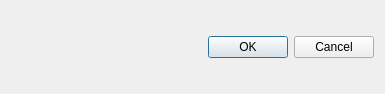
Above: hmi_tester/generalinputdialog.ui from pedromateo/openhmitester before the change. Below: the same form after it.
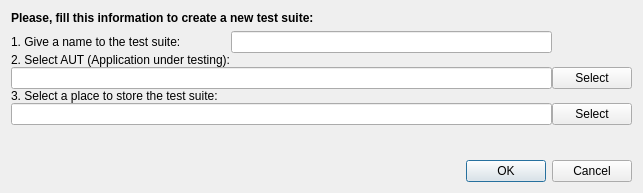
That is the form after the change.

What changed in the file:
```diff
--- a/hmi_tester/generalinputdialog.ui
+++ b/hmi_tester/generalinputdialog.ui
@@ -6,8 +6,8 @@
    <rect>
     <x>0</x>
     <y>0</y>
-    <width>385</width>
-    <height>94</height>
+    <width>643</width>
+    <height>193</height>
    </rect>
   </property>
   <property name="windowTitle">
@@ -26,19 +26,80 @@
       <enum>QLayout::SetMinimumSize</enum>
      </property>
      <item>
-      <layout class="QFormLayout" name="formLayout">
+      <widget class="QLabel" name="label_4">
+       <property name="text">
+        <string>&lt;html&gt;&lt;head/&gt;&lt;body&gt;&lt;p&gt;&lt;span style=&quot; font-weight:600;&quot;&gt;Please, fill this information to create a new test suite:&lt;/span&gt;&lt;/p&gt;&lt;/body&gt;&lt;/html&gt;</string>
+       </property>
+       <property name="textFormat">
+        <enum>Qt::RichText</enum>
+       </property>
+      </widget>
+     </item>
+     <item>
+      <layout class="QGridLayout" name="gridLayout">
        <property name="sizeConstraint">
         <enum>QLayout::SetMinimumSize</enum>
        </property>
-       <property name="fieldGrowthPolicy">
-        <enum>QFormLayout::AllNonFixedFieldsGrow</enum>
-       </property>
-       <property name="horizontalSpacing">
+       <property name="spacing">
         <number>0</number>
        </property>
-       <property name="verticalSpacing">
-        <number>0</number>
-       </property>
+       <item row="5" column="0">
+        <spacer name="verticalSpacer">
+         <property name="orientation">
+          <enum>Qt::Vertical</enum>
+         </property>
+         <property name="sizeHint" stdset="0">
+          <size>
+           <width>20</width>
+           <height>40</height>
+          </size>
+         </property>
+        </spacer>
+       </item>
+       <item row="0" column="0">
+        <widget class="QLabel" name="label">
+         <property name="text">
+          <string>1. Give a name to the test suite:</string>
+         </property>
+        </widget>
+       </item>
+       <item row="0" column="1">
+        <widget class="QLineEdit" name="le_tsName"/>
+       </item>
+       <item row="1" column="0">
+        <widget class="QLabel" name="label_2">
+         <property name="text">
+          <string>2. Select AUT (Application under testing):</string>
+         </property>
+        </widget>
+       </item>
+       <item row="2" column="0" colspan="2">
+        <widget class="QLineEdit" name="le_aut"/>
+       </item>
+       <item row="3" column="0">
+        <widget class="QLabel" name="label_3">
+         <property name="text">
+          <string>3. Select a place to store the test suite:</string>
+         </property>
+        </widget>
+       </item>
+       <item row="2" column="2">
+        <widget class="QPushButton" name="pb_aut">
+         <property name="text">
+          <string>Select</string>
+         </property>
+        </widget>
+       </item>
+       <item row="4" column="2">
+        <widget class="QPushButton" name="pb_tsPath">
+         <property name="text">
+          <string>Select</string>
+         </property>
+        </widget>
+       </item>
+       <item row="4" column="0" colspan="2">
+        <widget class="QLineEdit" name="le_tsPath"/>
+       </item>
       </layout>
      </item>
      <item>
```
